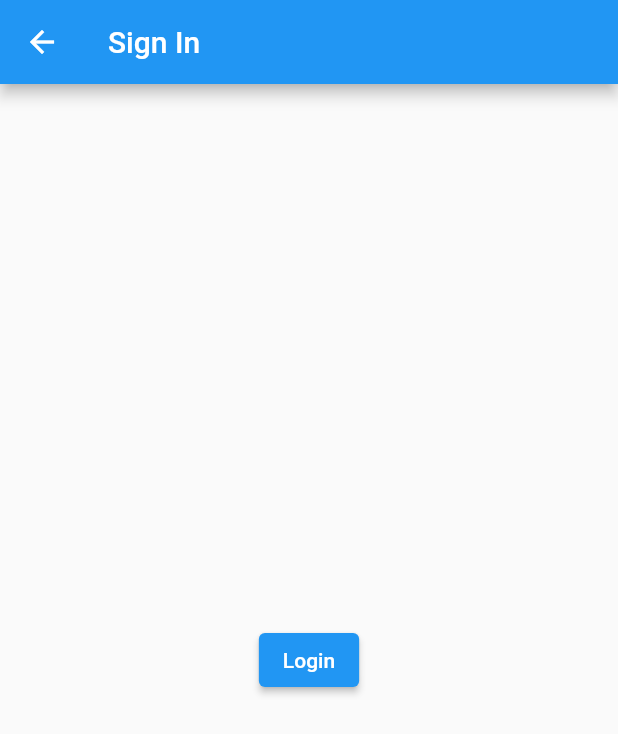
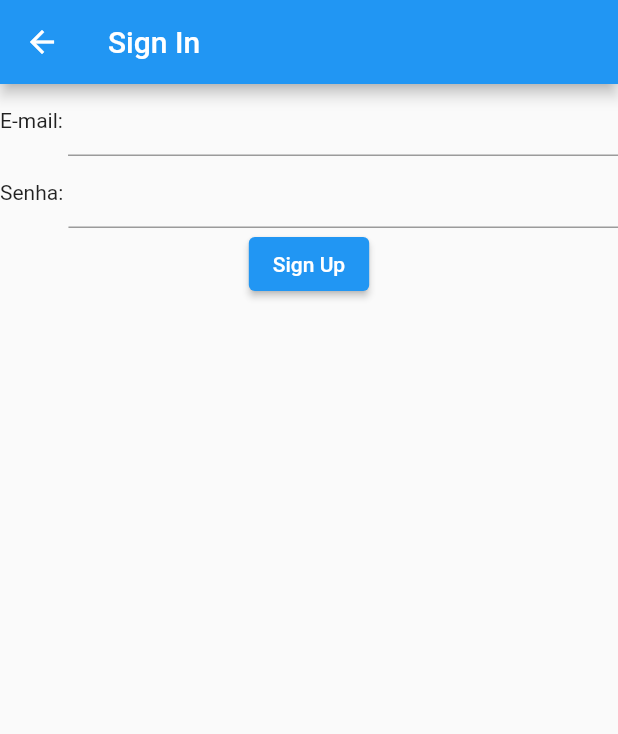
Before and after one commit to nikalumoglich/avm, a Flutter app: the screen it shows after launch, after a tap on "Sign In", on a phone screen of 412 x 824 dp. Shown: the top 734 px of the screen. Run offline on Flutter 3.47's test engine with Material 2 defaults, Android fonts, the phone set to English and light mode, and no system bars; our stand-ins replace flutter_secure_storage; network calls fail.

Commit message:
improvements on login and creating user

```diff
--- /dev/null
+++ b/frontend/avm/lib/Http/Dto/SignInDto.dart
@@ -0,0 +1,15 @@
+class SignInDto {
+  SignInDto(this.email, this.password);
+
+  String email;
+  String password;
+
+  SignInDto.fromJson(Map<String, dynamic> json)
+      : email = json['email'],
+        password = json['password'];
+
+  Map<String, dynamic> toJson() => {
+    'email': email,
+    'password': password,
+  };
+}
--- /dev/null
+++ b/frontend/avm/lib/Http/Dto/TokenDto.dart
@@ -0,0 +1,12 @@
+class Token {
+  Token(this.token);
+
+  String token;
+
+  Token.fromJson(Map<String, dynamic> json)
+      : token = json['token'];
+
+  Map<String, dynamic> toJson() => {
+    'token': token,
+  };
+}
--- /dev/null
+++ b/frontend/avm/lib/Http/HttpError.dart
@@ -0,0 +1,15 @@
+class HttpError {
+  HttpError(this.code, this.message);
+
+  int code;
+  String message;
+
+  HttpError.fromJson(Map<String, dynamic> json)
+      : code = json['code'],
+        message = json['message'];
+
+  Map<String, dynamic> toJson() => {
+    'code': code,
+    'message': message,
+  };
+}
--- a/frontend/avm/lib/Screens/HomeScreen.dart
+++ b/frontend/avm/lib/Screens/HomeScreen.dart
@@ -14,8 +14,11 @@ class HomeScreen extends StatelessWidget {
       body: Center(
         child: Column(
           crossAxisAlignment: CrossAxisAlignment.center,
+          mainAxisAlignment: MainAxisAlignment.end,
           children: [
-            ElevatedButton(
+            SizedBox(
+              width: 200,
+              child: ElevatedButton(
                 child: const Text('Sign In'),
                 onPressed: () {
                   Navigator.push(
@@ -24,7 +27,10 @@ class HomeScreen extends StatelessWidget {
                   );
                 },
               ),
-            ElevatedButton(
+            ),
+            SizedBox(
+              width: 200,
+              child: ElevatedButton(
                 child: const Text('Sign Up'),
                 onPressed: () {
                   Navigator.push(
@@ -33,6 +39,10 @@ class HomeScreen extends StatelessWidget {
                   );
                 },
               ),
+            ),
+            const SizedBox(
+              height: 20,
+            )
           ],
         )
       ),
--- a/frontend/avm/lib/Screens/SignInScreen.dart
+++ b/frontend/avm/lib/Screens/SignInScreen.dart
@@ -1,7 +1,32 @@
+import 'dart:convert';
+
+import 'package:avm/Http/Dto/TokenDto.dart';
+import 'package:avm/Http/HttpError.dart';
 import 'package:flutter/material.dart';
+import 'package:http/http.dart' as http;
+import 'package:flutter_secure_storage/flutter_secure_storage.dart';
 
-class SignInScreen extends StatelessWidget {
+import 'package:avm/Util/constants.dart' as Constants;
+import 'package:avm/Http/Dto/SignInDto.dart';
+
+class SignInScreen extends StatefulWidget {
   const SignInScreen({super.key});
+
+  @override
+  State<SignInScreen> createState() => _SignInScreenState();
+}
+
+class _SignInScreenState extends State<SignInScreen> {
+  final emailController = TextEditingController();
+  final passwordController = TextEditingController();
+  final storage = const FlutterSecureStorage();
+
+  @override
+  void dispose() {
+    emailController.dispose();
+    passwordController.dispose();
+    super.dispose();
+  }
 
   @override
   Widget build(BuildContext context) {
@@ -10,16 +35,82 @@ class SignInScreen extends StatelessWidget {
         title: const Text('Sign In'),
       ),
       body: Center(
-        child: ElevatedButton(
-          child: const Text('Login'),
-          onPressed: () {
-            /*Navigator.push(
-              context,
-              MaterialPageRoute(builder: (context) => const SecondRoute()),
-            );*/
-          },
-        ),
+          child: Column(
+            children: [
+              Row(
+                children: [
+                  const Text('E-mail: '),
+                  Expanded(child:
+                  TextField(
+                    controller: emailController,
+                  ),
+                  ),
+                ],
+              ),
+              Row(
+                children: [
+                  const Text('Senha: '),
+                  Expanded(child:
+                  TextField(
+                    controller: passwordController,
+                    obscureText: true,
+                    enableSuggestions: false,
+                    autocorrect: false,
+                  ),
+                  ),
+                ],
+              ),
+              ElevatedButton(
+                child: const Text('Sign Up'),
+                onPressed: sendData,
+              ),
+            ],
+          )
       ),
     );
   }
+
+  Future<void> sendData() async {
+    SignInDto signinDto = SignInDto(emailController.text, passwordController.text);
+    var url = Uri.http(Constants.apiEndpoint, '/signin');
+    var response = await http.post(url, body: jsonEncode(signinDto.toJson()));
+    if (response.statusCode == 200) {
+      var tokenDto = Token.fromJson(json.decode(response.body));
+      userLogged(tokenDto.token);
+    } else {
+      var error = HttpError.fromJson(json.decode(response.body));
+      showErrorMessage(error.message);
+    }
+  }
+
+  Future<void> userLogged(String token) async {
+    showDialog(
+      context: context,
+      builder: (context) {
+        return const AlertDialog(
+          content: Text('Usuário logado'),
+        );
+      },
+    );
+    FocusManager.instance.primaryFocus?.unfocus();
+    await Future.delayed(const Duration(seconds: 5));
+    Navigator.pop(context);
+
+    // to save token in local storage
+    await storage.write(key: 'token', value: token);
+
+    // to get token from local storage
+    //var value = await storage.read(key: 'token');
+  }
+
+  void showErrorMessage(String errorMessage) {
+    showDialog(
+      context: context,
+      builder: (context) {
+        return AlertDialog(
+          content: Text(errorMessage),
+        );
+      },
+    );
+  }
 }
--- /dev/null
+++ b/frontend/avm/lib/Util/constants.dart
@@ -0,0 +1 @@
+const String apiEndpoint = '192.168.15.17:3000';
--- a/frontend/avm/pubspec.yaml
+++ b/frontend/avm/pubspec.yaml
@@ -35,6 +35,7 @@ dependencies:
   # The following adds the Cupertino Icons font to your application.
   # Use with the CupertinoIcons class for iOS style icons.
   cupertino_icons: ^1.0.2
+  flutter_secure_storage: ^8.0.0
 
 dev_dependencies:
   flutter_test:
```
Also changed, not shown: frontend/avm/lib/Screens/SignUpScreen.dart (+26 -4 lines), frontend/avm/pubspec.lock, 1 other file. Lines whose indentation alone changed are shown as unchanged.
